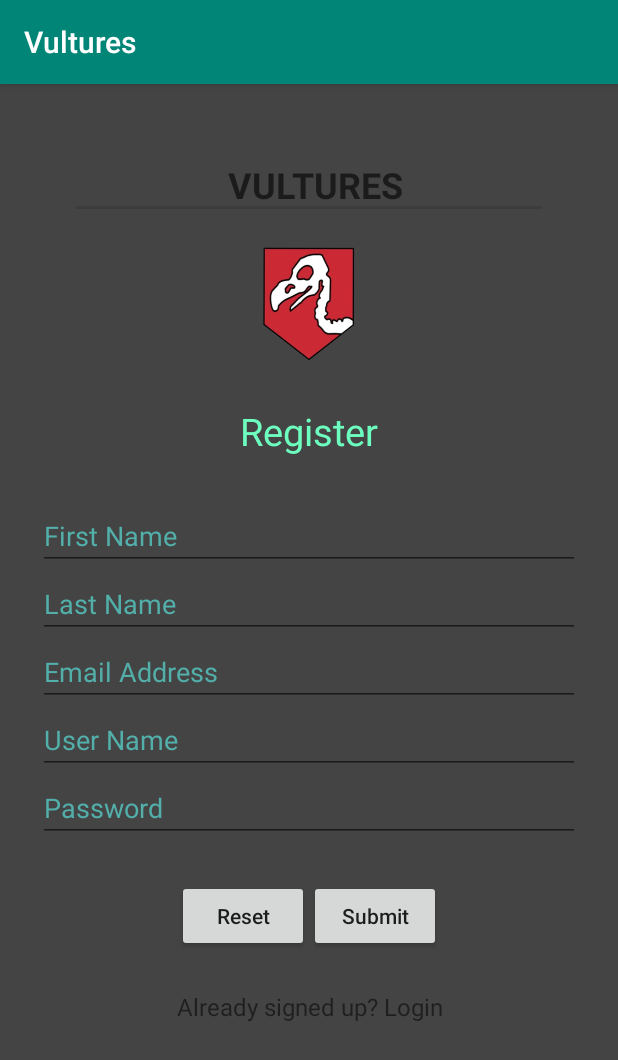
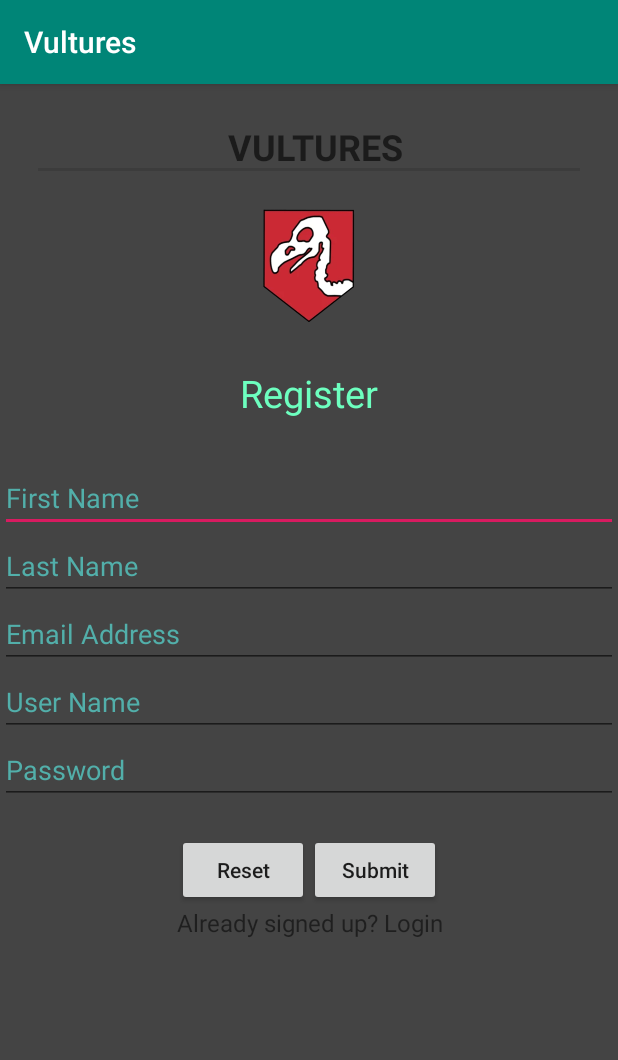
Before and after one commit to ordn007/Vultures-Android-App, an Android app: the screen it shows after launch (MainActivity before the commit, SignUp after it), after a tap on "No account yet? Create one", on a phone screen of 412 x 824 dp. Shown: the top 1060 px of the screen. Run offline under Robolectric (Android 15) with nearby library versions, the phone set to English and light mode, and no system bars.

Commit message:
Added signup activity

```diff
--- a/app/src/main/AndroidManifest.xml
+++ b/app/src/main/AndroidManifest.xml
@@ -12,6 +12,10 @@
             android:roundIcon="@mipmap/ic_launcher_round"
             android:supportsRtl="true"
             android:theme="@style/AppTheme">
+        <activity android:name=".SignUp">
+
+        </activity>
+
         <activity android:name=".MainActivity">
             <intent-filter>
                 <action android:name="android.intent.action.MAIN"/>
--- a/app/src/main/java/com/example/vultures/MainActivity.kt
+++ b/app/src/main/java/com/example/vultures/MainActivity.kt
@@ -14,7 +14,7 @@ class MainActivity : AppCompatActivity() {
 
     companion object {
         private const val LOG_TAG = "448.MainActivity"
-
+        private const val SIGNUP = 1
     }
 
 
@@ -40,7 +40,11 @@ class MainActivity : AppCompatActivity() {
         val loginButton = findViewById<Button>(R.id.login_btn_submit)
         val resetButton = findViewById<Button>(R.id.login_btn_reset)
 
-        newAccount.setOnClickListener { setContentView(R.layout.activity_signup) }
+        newAccount.setOnClickListener{
+
+            val intent = SignUp.createIntent(this)
+            startActivityForResult(intent, SIGNUP)
+        }
         loginButton.setOnClickListener { logIn() }
         resetButton.setOnClickListener { cleanUpTextFields() }
 
--- /dev/null
+++ b/app/src/main/java/com/example/vultures/SignUp.kt
@@ -0,0 +1,28 @@
+package com.example.vultures
+
+import android.content.Context
+import android.content.Intent
+import android.os.Bundle
+import android.support.v7.app.AppCompatActivity
+import kotlinx.android.synthetic.main.activity_signup.*
+
+class SignUp : AppCompatActivity() {
+    companion object {
+
+        fun createIntent(context: Context?): Intent {
+            val intent = Intent(context, SignUp::class.java)
+            return intent
+        }
+
+    }
+
+    override fun onCreate(savedInstanceState: Bundle?) {
+        super.onCreate(savedInstanceState)
+        setContentView(R.layout.activity_signup);
+
+        link_logIn.setOnClickListener {
+            finish()
+        }
+
+    }
+}
--- a/app/src/main/res/layout/activity_login.xml
+++ b/app/src/main/res/layout/activity_login.xml
@@ -21,6 +21,7 @@
                     style="?android:listSeparatorTextViewStyle"
                     android:layout_width="wrap_content"
                     android:layout_height="wrap_content"
+                    android:textColor="@color/glow_green"
                     android:layout_weight="2"
                     android:gravity="center"
                     android:text="@string/app_name"
@@ -33,7 +34,7 @@
                 android:layout_width="match_parent"
                 android:layout_height="wrap_content"
                 android:gravity="center"
-                android:padding="25dp">
+              >
 
             <ImageView
                     android:id="@+id/my_image_view"
--- a/app/src/main/res/layout/activity_signup.xml
+++ b/app/src/main/res/layout/activity_signup.xml
@@ -9,8 +9,7 @@
             android:layout_width="match_parent"
             android:layout_height="match_parent"
             android:orientation="vertical"
-            android:padding="25dp">
-
+            >
 
         <!--App Names-->
         <LinearLayout
@@ -104,7 +103,7 @@
                 android:layout_width="match_parent"
                 android:layout_height="wrap_content"
                 android:gravity="center"
-                android:padding="25dp"
+                android:layout_marginTop="20dp"
                 android:orientation="horizontal">
             <Button
                     android:id="@+id/signUp_btn_reset"
@@ -126,7 +125,6 @@
                 android:id="@+id/link_logIn"
                 android:layout_width="match_parent"
                 android:layout_height="wrap_content"
-                android:layout_marginBottom="24dp"
                 android:gravity="center"
                 android:text="Already signed up? Login"
                 android:textSize="16dip" />
```
